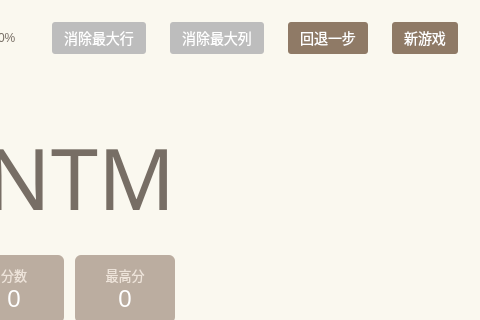
ZKLlab/cxk-2048-cpp, file mainwindow.ui: the form before one commit; both pictures show x 292 to 772 and y 0 to 320 of the 772 by 430 pixel window.
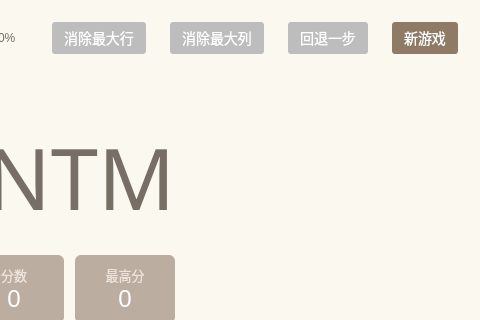
The form after the commit.

The edit to the form file:
```diff
--- a/mainwindow.ui
+++ b/mainwindow.ui
@@ -200,6 +200,9 @@
        </item>
        <item>
         <widget class="QPushButton" name="retractButton">
+         <property name="enabled">
+          <bool>false</bool>
+         </property>
          <property name="sizePolicy">
           <sizepolicy hsizetype="Fixed" vsizetype="Fixed">
            <horstretch>0</horstretch>
@@ -213,7 +216,7 @@
           <enum>Qt::NoFocus</enum>
          </property>
          <property name="styleSheet">
-          <string notr="true">background: #8f7a66;
+          <string notr="true">background: #bdbdbd;
 color: white;
 border: none;
 border-radius: 3px;
```
